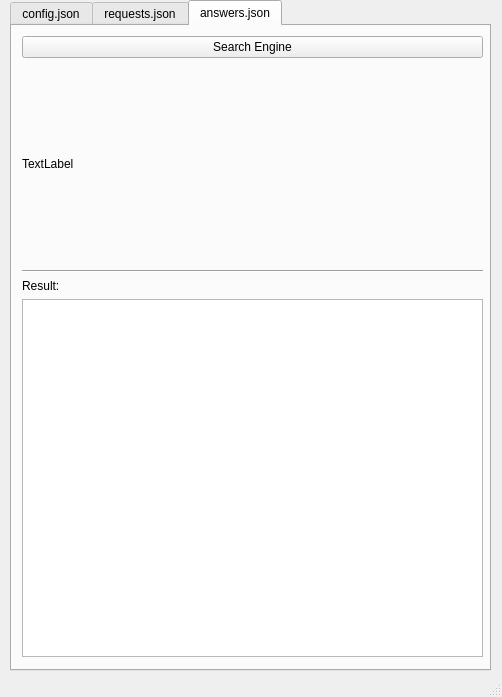
First picture: the form in controlPanel.ui, repository ZSergeyN/control_panel_for_search_engine, before the edit.
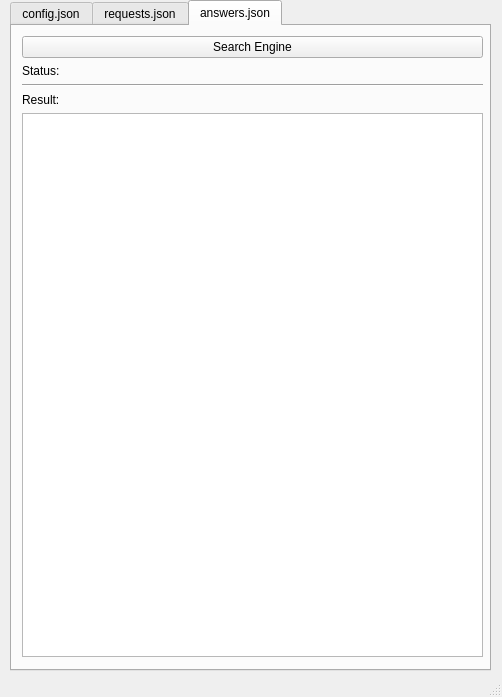
Second picture: the form after the edit. The open tabs and pages were chosen to show the change.

Commit message: Added search results output (answers.json file)

```diff
--- a/controlPanel.ui
+++ b/controlPanel.ui
@@ -422,17 +422,39 @@
         </layout>
        </item>
        <item>
+        <layout class="QHBoxLayout" name="horizontalLayout_3">
+         <item>
+          <widget class="QLabel" name="label_8">
+           <property name="sizePolicy">
+            <sizepolicy hsizetype="Fixed" vsizetype="Preferred">
+             <horstretch>60</horstretch>
+             <verstretch>0</verstretch>
+            </sizepolicy>
+           </property>
+           <property name="text">
+            <string>Status:</string>
+           </property>
+          </widget>
+         </item>
+         <item>
         <widget class="QLabel" name="statusFile">
          <property name="minimumSize">
           <size>
            <width>0</width>
-           <height>200</height>
-          </size>
-         </property>
+             <height>0</height>
+            </size>
+           </property>
+           <property name="font">
+            <font>
+             <bold>true</bold>
+            </font>
+           </property>
          <property name="text">
-          <string>TextLabel</string>
-         </property>
-        </widget>
+            <string/>
+           </property>
+          </widget>
+         </item>
+        </layout>
        </item>
        <item>
         <widget class="Line" name="line_6">
```
Left out of the diff: 6 changed lines with no effect on the pictures. Lines whose indentation alone changed are shown as unchanged.
